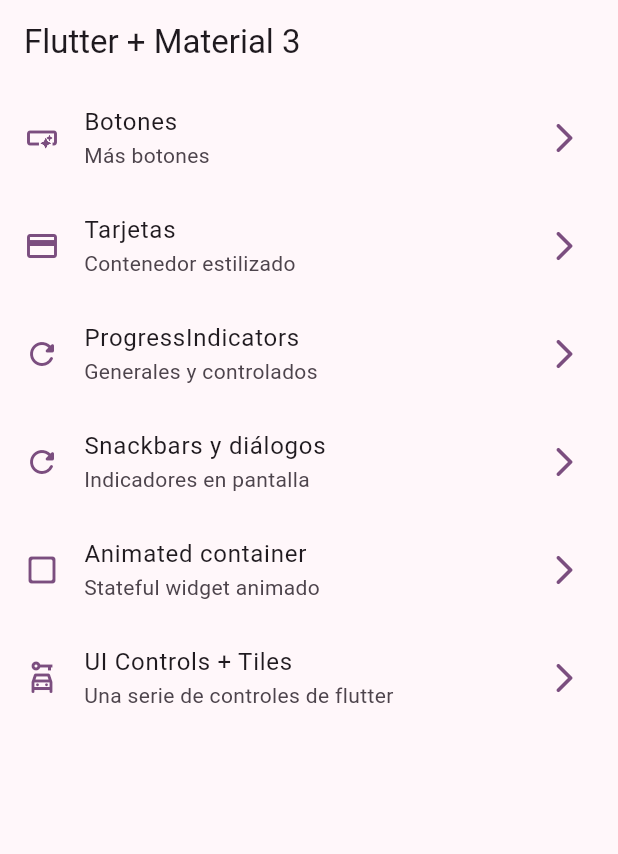
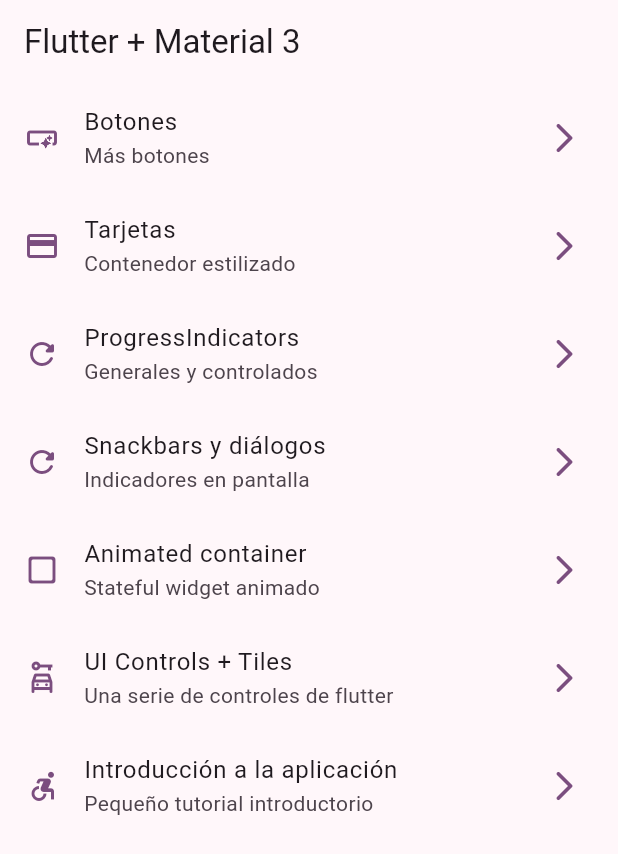
Before and after one commit to josebm01/flutter_widgets_app, a Flutter app: the screen it shows after launch, on a phone screen of 412 x 824 dp. Shown: the top 854 px of the screen. Run offline on Flutter 3.47's test engine with Material 2 defaults, Android fonts, the phone set to English and light mode, and no system bars; our stand-ins replace go_router.

```diff
--- a/lib/config/menu/menu_items.dart
+++ b/lib/config/menu/menu_items.dart
@@ -62,5 +62,11 @@ class MenuItem {
       link: '/ui-controls',
       icon: Icons.car_rental_outlined
     ),
+    MenuItem(
+      title: 'Introducción a la aplicación',
+      subTitle: 'Pequeño tutorial introductorio',
+      link: '/tutorial',
+      icon: Icons.accessible_forward_outlined
+    ),
 
   ];
--- a/lib/config/router/app_router.dart
+++ b/lib/config/router/app_router.dart
@@ -48,5 +48,11 @@ final appRouter = GoRouter(
       builder: (context, state) => const UiControlsScreen(),
     ),
 
+    GoRoute(
+      path: '/tutorial',
+      name: AppTutorialScreen.name,
+      builder: (context, state) => const UiControlsScreen(),
+    ),
+
   ],
 );
--- a/pubspec.yaml
+++ b/pubspec.yaml
@@ -18,3 +18,7 @@ dev_dependencies:
 
 flutter:
   uses-material-design: true
+
+# Imagénes
+assets:
+  - assets/images/
```
Also changed, not shown: assets/images/1.png (added), assets/images/2.png (added), assets/images/3.png (added), assets/images/jar-loading.gif (added).
